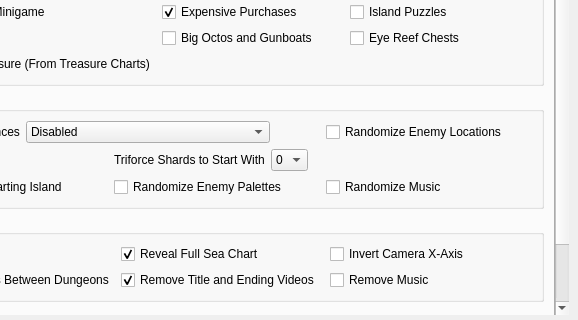
Qt form wwr_ui/randomizer_window.ui (LagoLunatic/wwrando) before a commit; both pictures show x 365 to 943 and y 233 to 553 of the 943 by 671 pixel window.
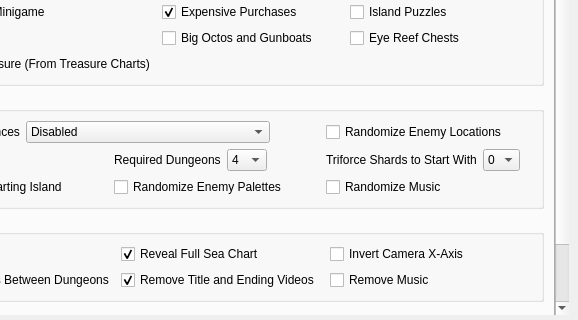
The same form after that commit.

Commit message: Add an option to choose the number of required dungeons in Race Mode

```diff
--- a/wwr_ui/randomizer_window.ui
+++ b/wwr_ui/randomizer_window.ui
@@ -345,7 +345,7 @@
                  </property>
                 </widget>
                </item>
-               <item row="1" column="2">
+               <item row="1" column="3">
                 <layout class="QHBoxLayout" name="horizontalLayout_2">
                  <item>
                   <widget class="QLabel" name="label_for_num_starting_triforce_shards">
@@ -427,6 +427,51 @@
                  </property>
                 </widget>
                </item>
+               <item row="1" column="2">
+                <layout class="QHBoxLayout" name="horizontalLayout_13">
+                 <item>
+                  <widget class="QLabel" name="label_for_num_race_mode_dungeons">
+                   <property name="sizePolicy">
+                    <sizepolicy hsizetype="Maximum" vsizetype="Preferred">
+                     <horstretch>0</horstretch>
+                     <verstretch>0</verstretch>
+                    </sizepolicy>
+                   </property>
+                   <property name="text">
+                    <string>Required Dungeons</string>
+                   </property>
+                  </widget>
+                 </item>
+                 <item>
+                  <widget class="QComboBox" name="num_race_mode_dungeons">
+                   <property name="maximumSize">
+                    <size>
+                     <width>40</width>
+                     <height>16777215</height>
+                    </size>
+                   </property>
+                   <item>
+                    <property name="text">
+                     <string>4</string>
+                    </property>
+                   </item>
+                   <item>
+                    <property name="text">
+                     <string>5</string>
+                    </property>
+                   </item>
+                   <item>
+                    <property name="text">
+                     <string>6</string>
+                    </property>
+                   </item>
+                  </widget>
+                 </item>
+                 <item>
+                  <widget class="QWidget" name="widget_6" native="true"/>
+                 </item>
+                </layout>
+               </item>
                <item row="0" column="1" colspan="2">
                 <layout class="QHBoxLayout" name="horizontalLayout_8">
                  <item>
@@ -491,9 +536,6 @@
                  </property>
                 </widget>
                </item>
-               <item row="1" column="3">
-                <widget class="QWidget" name="widget_5" native="true"/>
-               </item>
               </layout>
              </widget>
             </item>
```
The commit also changes 4 other files.
